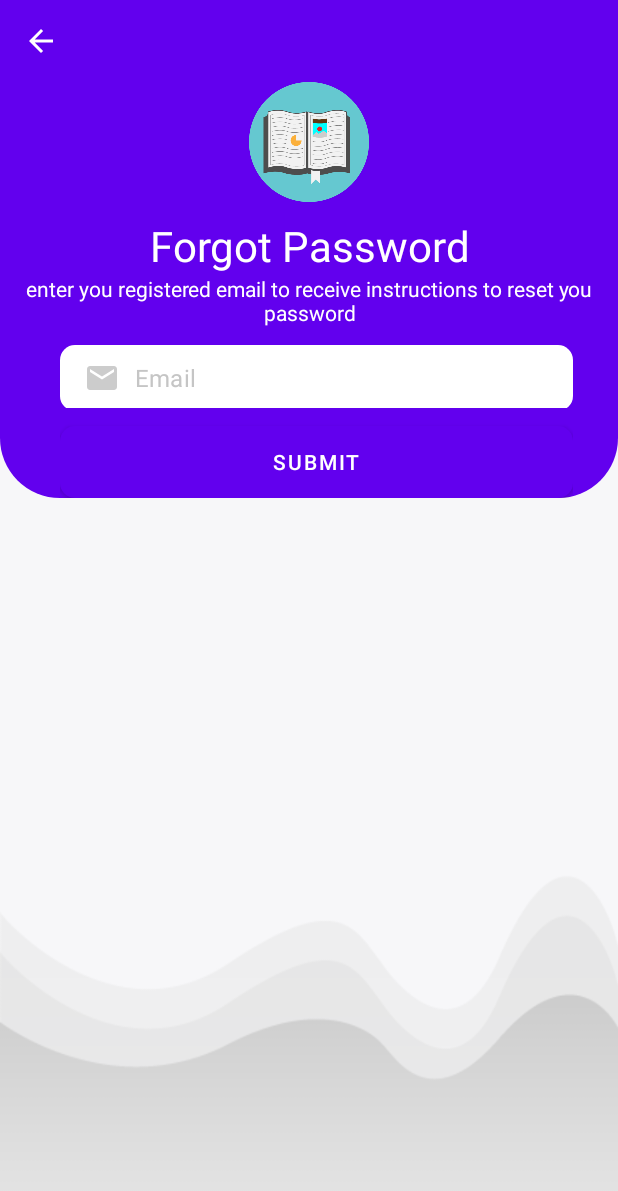
After one commit to dungkpht123/dacoso_docsach, an Android app: the ForgotpasswordActivity screen opened directly, with no data from a screen before it, on a phone screen of 412 x 824 dp. The commit adds this screen. Shown: the top 1191 px of the screen. Run offline under Robolectric (Android 15) with nearby library versions, the phone set to English and light mode, and no system bars; our stand-ins replace Firebase (no records; nobody signed in at launch, a user with empty details on screens opened directly).

Commit message:
forgot password

```diff
--- a/app/src/main/AndroidManifest.xml
+++ b/app/src/main/AndroidManifest.xml
@@ -9,6 +9,9 @@
         android:roundIcon="@drawable/logo"
         android:supportsRtl="true"
         android:theme="@style/Theme.MaterialComponents.Light.NoActionBar">
+        <activity
+            android:name=".ForgotpasswordActivity"
+            android:exported="false" />
         <activity
             android:name=".CategoryAddActivity"
             android:exported="false" />
--- /dev/null
+++ b/app/src/main/java/com/example/doctruyen/ForgotpasswordActivity.kt
@@ -0,0 +1,64 @@
+package com.example.doctruyen
+
+import android.app.ProgressDialog
+import android.os.Binder
+import androidx.appcompat.app.AppCompatActivity
+import android.os.Bundle
+import android.util.Patterns
+import android.widget.Toast
+import com.example.doctruyen.databinding.ActivityForgotpasswordBinding
+import com.google.firebase.auth.FirebaseAuth
+import java.util.regex.Pattern
+
+class ForgotpasswordActivity : AppCompatActivity() {
+    private lateinit var binding: ActivityForgotpasswordBinding
+    private lateinit var firebaseAuth: FirebaseAuth
+    private lateinit var progressDialog:ProgressDialog
+    override fun onCreate(savedInstanceState: Bundle?) {
+        super.onCreate(savedInstanceState)
+        binding = ActivityForgotpasswordBinding.inflate(layoutInflater)
+        setContentView(binding.root)
+
+        firebaseAuth = FirebaseAuth.getInstance()
+        progressDialog = ProgressDialog(this)
+        progressDialog.setTitle("Please wait")
+        progressDialog.setCanceledOnTouchOutside(false)
+        binding.backBtn.setOnClickListener {
+            onBackPressed()
+        }
+        binding.submitBtn.setOnClickListener {
+            validateData()
+        }
+    }
+    private var email =""
+    private fun validateData() {
+        email = binding.emailEt.text.toString().trim()
+        if(email.isEmpty()){
+            Toast.makeText(this,"Enter email ...",Toast.LENGTH_SHORT).show()
+        } else if (!Patterns.EMAIL_ADDRESS.matcher(email).matches()){
+            Toast.makeText(this,"Invalid email patter ...",Toast.LENGTH_SHORT).show()
+
+        } else{
+            recoverPassword()
+        }
+    }
+
+    private fun recoverPassword() {
+//        show progress
+        progressDialog.setMessage("sending password  reset instructions to $email")
+        progressDialog.show()
+        firebaseAuth.sendPasswordResetEmail(email)
+            .addOnFailureListener { e->
+
+                progressDialog.dismiss()
+                Toast.makeText(this,"Failed to add due to ${e.message}",Toast.LENGTH_SHORT).show()
+
+            }
+            .addOnSuccessListener {
+//                send
+                progressDialog.dismiss()
+                Toast.makeText(this,"Instruction send to \n $email ...",Toast.LENGTH_SHORT).show()
+
+            }
+    }
+}
--- a/app/src/main/java/com/example/doctruyen/LoginActivity.kt
+++ b/app/src/main/java/com/example/doctruyen/LoginActivity.kt
@@ -45,6 +45,9 @@ class LoginActivity : AppCompatActivity() {
 //            if user move to user dashboard
 //            if admin move  to admin dashboard
             validateData()
+        }
+        binding.forgotTV.setOnClickListener {
+            startActivity(Intent(this,ForgotpasswordActivity::class.java))
         }
     }
     private var password = ""
--- /dev/null
+++ b/app/src/main/res/layout/activity_forgotpassword.xml
@@ -0,0 +1,92 @@
+<?xml version="1.0" encoding="utf-8"?>
+<RelativeLayout xmlns:android="http://schemas.android.com/apk/res/android"
+    xmlns:app="http://schemas.android.com/apk/res-auto"
+    xmlns:tools="http://schemas.android.com/tools"
+    android:layout_width="match_parent"
+    android:layout_height="match_parent"
+    android:background="@drawable/back01"
+    tools:context=".ForgotpasswordActivity">
+
+    <RelativeLayout
+        android:layout_width="match_parent"
+        android:layout_height="wrap_content"
+        android:background="@drawable/shape_toolbar01">
+
+        <ImageButton
+            android:id="@+id/backBtn"
+            android:layout_width="wrap_content"
+            android:layout_height="wrap_content"
+            android:layout_margin="10dp"
+            android:background="@android:color/transparent"
+            android:padding="5dp"
+            android:src="@drawable/ic_back_white" />
+
+        <ImageView
+            android:id="@+id/iconTv"
+            android:layout_width="80dp"
+            android:layout_height="80dp"
+            android:layout_below="@id/backBtn"
+            android:layout_centerHorizontal="true"
+            android:src="@drawable/logo" />
+
+        <TextView
+            android:id="@+id/labelTv"
+            android:layout_width="match_parent"
+            android:layout_height="wrap_content"
+            android:layout_below="@+id/iconTv"
+            android:layout_marginTop="10dp"
+            android:text="Forgot Password"
+            android:textAlignment="center"
+            android:textColor="@color/white"
+            android:textSize="28sp" />
+
+        <TextView
+            android:id="@+id/labelTv2"
+            android:layout_width="match_parent"
+            android:layout_height="wrap_content"
+            android:layout_below="@id/labelTv"
+            android:layout_marginStart="10dp"
+            android:layout_marginEnd="10dp"
+            android:text="enter you registered email to receive instructions to reset you password"
+            android:textAlignment="center"
+            android:textColor="@color/white" />
+
+        <RelativeLayout
+            android:layout_width="match_parent"
+            android:layout_height="wrap_content"
+            android:layout_marginStart="40dp"
+            android:layout_marginTop="230dp"
+            android:layout_marginEnd="30dp">
+
+            <com.google.android.material.textfield.TextInputLayout
+                android:id="@+id/emailTil"
+                android:layout_width="match_parent"
+                android:layout_height="wrap_content"
+                app:hintEnabled="false">
+
+                <EditText
+                    android:id="@+id/emailEt"
+                    android:layout_width="match_parent"
+                    android:layout_height="wrap_content"
+                    android:background="@drawable/shape_edittext01"
+                    android:drawableStart="@drawable/ic_email_gray"
+                    android:drawablePadding="10dp"
+                    android:hint="Email"
+                    android:inputType="textEmailAddress"
+                    android:padding="10dp"
+                    android:textColor="@color/black"
+                    android:textColorHint="@color/gray01" />
+            </com.google.android.material.textfield.TextInputLayout>
+
+            <Button
+                android:id="@+id/submitBtn"
+                android:layout_width="match_parent"
+                android:layout_height="wrap_content"
+                android:layout_below="@+id/emailTil"
+                android:layout_marginTop="10dp"
+                android:background="@drawable/shape_button01"
+                android:text="SubMit" />
+        </RelativeLayout>
+
+    </RelativeLayout>
+</RelativeLayout>
--- a/app/src/main/res/layout/activity_login.xml
+++ b/app/src/main/res/layout/activity_login.xml
@@ -119,5 +119,7 @@
         android:layout_alignParentBottom="true"
         android:layout_centerHorizontal="true"
         android:padding="10dp"
+        android:textSize="2dp"
+        android:layout_marginEnd="20dp"
         android:text="@string/new_user_signup" />
 </RelativeLayout>
```
